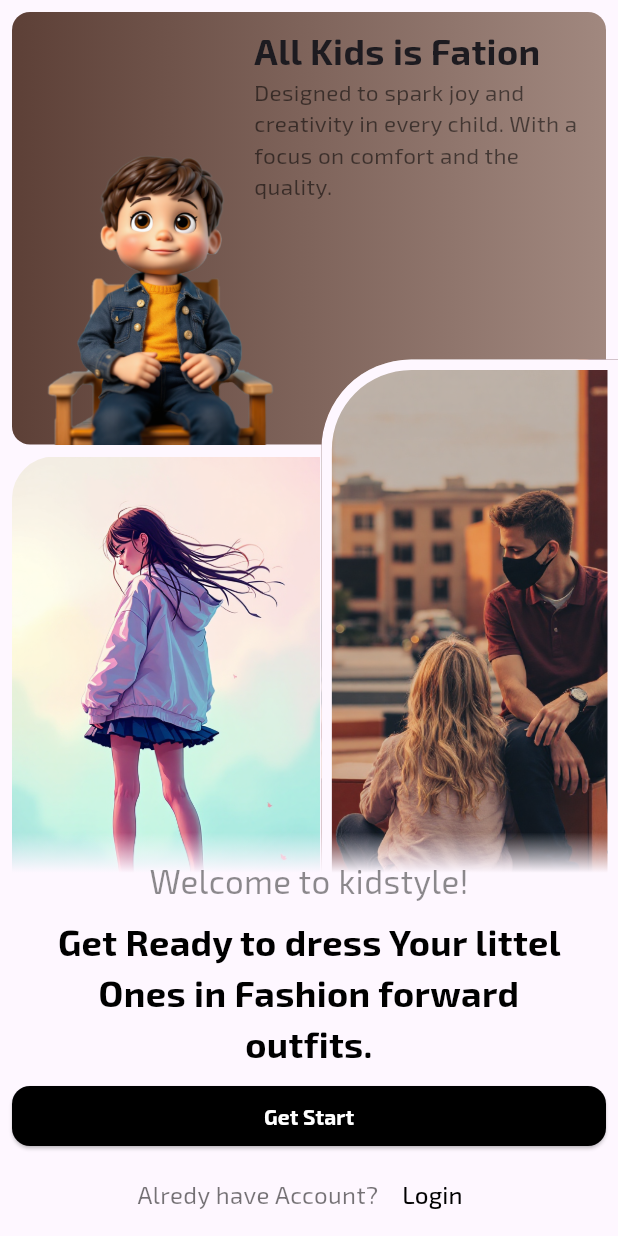
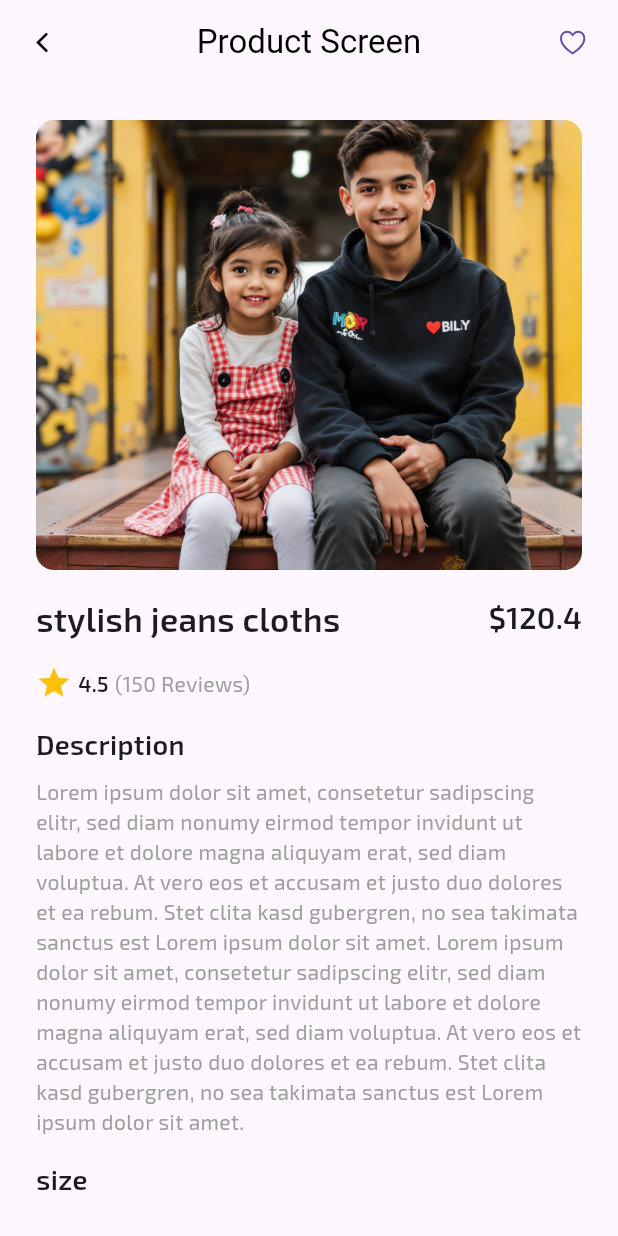
Before and after one commit to AmirhosseinBaghi/Shopino, a Flutter app: the screen it shows after launch, after a tap on "Get Start", on a phone screen of 412 x 824 dp. Run offline on Flutter 3.47's test engine with Material 3 defaults, Android fonts, the phone set to English and light mode, and no system bars; our stand-ins replace google_fonts.

Commit message:
completed productscreen

```diff
--- /dev/null
+++ b/lib/feacher/product/productscreen.dart
@@ -0,0 +1,181 @@
+import 'package:flutter/cupertino.dart';
+import 'package:flutter/material.dart';
+import 'package:google_fonts/google_fonts.dart';
+import 'package:shopino/feacher/product/widget/sizedWidget.dart';
+
+class Productscreen extends StatefulWidget {
+   const Productscreen({super.key});
+
+  @override
+  State<Productscreen> createState() => _ProductscreenState();
+}
+
+class _ProductscreenState extends State<Productscreen> {
+   String selected = '2/3';
+
+  void changeSelected(String newSize){
+    setState(() {
+      selected = newSize;
+    });
+  }
+
+  @override
+  Widget build(BuildContext context) {
+    return Scaffold(
+      appBar: AppBar(
+        centerTitle: true,
+        leading: CupertinoButton(
+          child: Icon(
+            CupertinoIcons.back,
+            color: Colors.black,
+          ),
+          onPressed: () => Navigator.pop(context),
+        ),
+        title: Text(
+          "Product Screen",
+          style: TextStyle(color: Colors.black),
+        ),
+        actions: [
+          CupertinoButton(
+            child: Icon(CupertinoIcons.heart),
+            onPressed: () {},
+          )
+        ],
+      ),
+      body: SafeArea(
+          child: Padding(
+        padding: const EdgeInsets.all(24.0),
+        child: SingleChildScrollView(
+          physics: BouncingScrollPhysics(),
+          child: Column(
+            crossAxisAlignment: CrossAxisAlignment.stretch,
+            children: [
+              ClipRRect(
+                  borderRadius: BorderRadius.circular(12),
+                  child: Image.asset(
+                    'images/pic4.png',
+                    height: 300,
+                    width: double.infinity,
+                    fit: BoxFit.cover,
+                  )),
+              SizedBox(
+                height: 16,
+              ),
+              Row(
+                mainAxisAlignment: MainAxisAlignment.spaceBetween,
+                children: [
+                  Text(
+                    "stylish jeans cloths",
+                    style: GoogleFonts.exo2(
+                        fontSize: 22, fontWeight: FontWeight.w600),
+                  ),
+                  Text(
+                    "\$120.4",
+                    style: GoogleFonts.exo2(
+                        fontSize: 20, fontWeight: FontWeight.w600),
+                  ),
+                ],
+              ),
+              SizedBox(
+                height: 16,
+              ),
+              Row(
+                children: [
+                  Icon(
+                    Icons.star,
+                    color: Colors.amber,
+                  ),
+                  SizedBox(
+                    width: 4,
+                  ),
+                  Text(
+                    "4.5",
+                    style: GoogleFonts.exo2(fontWeight: FontWeight.w600),
+                  ),
+                  SizedBox(
+                    width: 4,
+                  ),
+                  Text(
+                    "(150 Reviews)",
+                    style: GoogleFonts.exo2(color: Colors.grey),
+                  )
+                ],
+              ),
+              SizedBox(
+                height: 16,
+              ),
+              Text(
+                "Description",
+                style:
+                    GoogleFonts.exo2(fontSize: 18, fontWeight: FontWeight.w600),
+              ),
+              SizedBox(
+                height: 8,
+              ),
+              Text(
+                "Lorem ipsum dolor sit amet, consetetur sadipscing elitr, sed diam nonumy eirmod tempor invidunt ut labore et dolore magna aliquyam erat, sed diam voluptua. At vero eos et accusam et justo duo dolores et ea rebum. Stet clita kasd gubergren, no sea takimata sanctus est Lorem ipsum dolor sit amet. Lorem ipsum dolor sit amet, consetetur sadipscing elitr, sed diam nonumy eirmod tempor invidunt ut labore et dolore magna aliquyam erat, sed diam voluptua. At vero eos et accusam et justo duo dolores et ea rebum. Stet clita kasd gubergren, no sea takimata sanctus est Lorem ipsum dolor sit amet.",
+                style: GoogleFonts.exo2(color: Colors.grey),
+              ),
+              SizedBox(
+                height: 16,
+              ),
+              Text(
+                "size",
+                style:
+                    GoogleFonts.exo2(fontSize: 18, fontWeight: FontWeight.w600),
+              ),
+              SizedBox(
+                height: 8,
+              ),
+              Row(
+                children: [
+                  Sizedwidget(
+                    title: '2/3',
+                    selected: selected == '2/3',
+                    ontab: () => changeSelected('2/3'),
+                  ),
+                  Sizedwidget(
+                    title: '4/5',
+                    selected: selected == '4/5',
+                    ontab: () => changeSelected('4/5'),
+                  ),
+                  Sizedwidget(
+                    title: '6/7',
+                    selected: selected == '6/7',
+                    ontab: () => changeSelected('6/7'),
+                  ),
+                  Sizedwidget(
+                    title: '8/9',
+                    selected: selected == '8/9',
+                    ontab: () => changeSelected('8/9'),
+                  ),
+                  Sizedwidget(
+                    title: '10/11',
+                    selected: selected == '10/11',
+                    ontab: () => changeSelected('10/11'),
+                  ),
+                ],
+              ),
+              SizedBox(
+                height: 24,
+              ),
+              ElevatedButton(
+                  style: ElevatedButton.styleFrom(
+                      backgroundColor: Colors.black,
+                      foregroundColor: Colors.white,
+                      shape: RoundedRectangleBorder(
+                          borderRadius: BorderRadius.circular(12)),
+                      padding: EdgeInsets.symmetric(vertical: 12)),
+                  onPressed: () {},
+                  child: Text(
+                    "Add to Bag",
+                    style: GoogleFonts.exo2(
+                        fontSize: 16, fontWeight: FontWeight.w600),
+                  ))
+            ],
+          ),
+        ),
+      )),
+    );
+  }
+}
--- /dev/null
+++ b/lib/feacher/product/widget/sizedWidget.dart
@@ -0,0 +1,31 @@
+import 'package:flutter/cupertino.dart';
+import 'package:flutter/material.dart';
+import 'package:google_fonts/google_fonts.dart';
+
+class Sizedwidget extends StatelessWidget {
+  final String title;
+  final bool selected;
+  final VoidCallback ontab;
+  const Sizedwidget({super.key, required this.title, required this.selected, required this.ontab});
+
+  @override
+  Widget build(BuildContext context) {
+    return Padding(
+      padding: const EdgeInsets.only(left: 8.0),
+      child: Material(
+        color: selected ? Colors.black : Colors.grey.shade300,
+        borderRadius: BorderRadius.circular(8),
+        child: InkWell(
+          borderRadius: BorderRadius.circular(8),
+          onTap: ontab,
+          child: Container(
+            padding: EdgeInsets.symmetric(vertical: 6,horizontal: 12),
+            child: Text(title,
+            style: GoogleFonts.exo2(fontWeight: FontWeight.w500,color: selected ? Colors.white : Colors.black),
+            ),
+          ),
+        ),
+      ),
+    );
+  }
+}
--- a/lib/feacher/welcome/welcomescreen.dart
+++ b/lib/feacher/welcome/welcomescreen.dart
@@ -1,5 +1,6 @@
 import 'package:flutter/material.dart';
 import 'package:google_fonts/google_fonts.dart';
+import 'package:shopino/feacher/product/productscreen.dart';
 import 'package:shopino/feacher/welcome/widget/card1.dart';
 import 'package:shopino/feacher/welcome/widget/card2.dart';
 import 'package:shopino/feacher/welcome/widget/card3.dart';
@@ -79,7 +80,9 @@ class FrontWidget extends StatelessWidget {
               child: Padding(
                 padding: const EdgeInsets.symmetric(horizontal: 8.0),
                 child: ElevatedButton(
-                    onPressed: () {},
+                    onPressed: () {
+                      Navigator.push(context, MaterialPageRoute(builder: (context) => Productscreen(),));
+                    },
                     style: ElevatedButton.styleFrom(
                         backgroundColor: Colors.black,
                         foregroundColor: Colors.white,
--- a/lib/main.dart
+++ b/lib/main.dart
@@ -1,9 +1,13 @@
 import 'package:flutter/material.dart';
+import 'package:flutter/services.dart';
 import 'package:shopino/feacher/welcome/welcomescreen.dart';
 
 void main() {
+  SystemChrome.setSystemUIOverlayStyle(SystemUiOverlayStyle(
+      statusBarColor: Colors.white, statusBarBrightness: Brightness.dark));
   runApp(const MyApp());
 }
+
 class MyApp extends StatelessWidget {
   const MyApp({super.key});
 
@@ -11,11 +15,9 @@ class MyApp extends StatelessWidget {
   Widget build(BuildContext context) {
     return MaterialApp(
       debugShowCheckedModeBanner: false,
-      theme: ThemeData(
-        useMaterial3: true
-      ),
+      theme: ThemeData(useMaterial3: true),
       title: "Shopino",
-      home: Welcomescreen() ,
+      home: Welcomescreen(),
     );
   }
 }
```
Also changed, not shown: lib/feacher/productscreen.dart (deleted).
